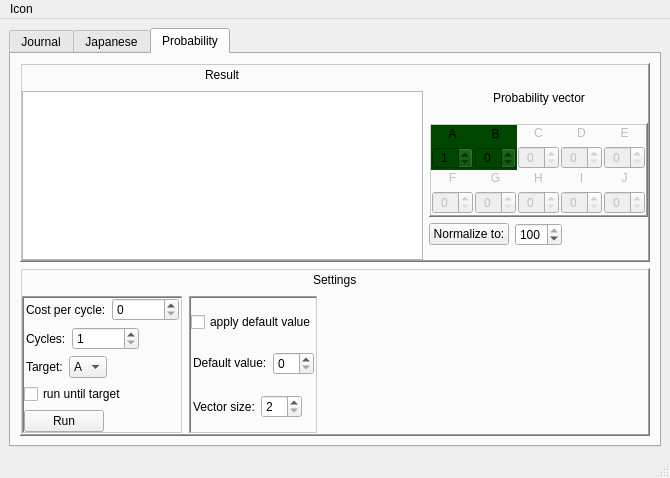
Old version of the form Mainwindow.ui in the repository mikewii/PSY.
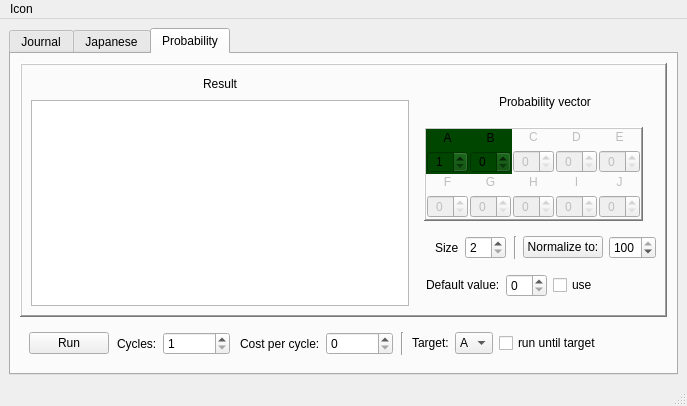
New version of the form.

```diff
--- a/Mainwindow.ui
+++ b/Mainwindow.ui
@@ -9,15 +9,15 @@
    <rect>
     <x>0</x>
     <y>0</y>
-    <width>670</width>
-    <height>478</height>
+    <width>687</width>
+    <height>406</height>
    </rect>
   </property>
   <property name="windowTitle">
    <string>MainWindow</string>
   </property>
   <widget class="QWidget" name="centralwidget">
-   <layout class="QVBoxLayout" name="verticalLayout_23">
+   <layout class="QVBoxLayout" name="verticalLayout_14">
     <item>
      <widget class="QTabWidget" name="tabWidget">
       <property name="currentIndex">
@@ -757,6 +757,13 @@
             <number>0</number>
            </property>
            <item>
+            <widget class="QWidget" name="widget" native="true">
+             <property name="sizePolicy">
+              <sizepolicy hsizetype="Preferred" vsizetype="Preferred">
+               <horstretch>0</horstretch>
+               <verstretch>0</verstretch>
+              </sizepolicy>
+             </property>
             <layout class="QVBoxLayout" name="verticalLayout_13">
              <item>
               <layout class="QHBoxLayout" name="horizontalLayout_10">
@@ -812,6 +819,7 @@
               </widget>
              </item>
             </layout>
+            </widget>
            </item>
            <item>
             <widget class="QWidget" name="widget" native="true">
@@ -1065,6 +1073,9 @@
                       <property name="alignment">
                        <set>Qt::AlignCenter</set>
                       </property>
+                      <property name="minimum">
+                       <number>0</number>
+                      </property>
                      </widget>
                     </item>
                    </layout>
@@ -1351,6 +1362,78 @@
                   <verstretch>0</verstretch>
                  </sizepolicy>
                 </property>
+                <layout class="QHBoxLayout" name="horizontalLayout_11">
+                 <item>
+                  <widget class="QWidget" name="widget" native="true">
+                   <property name="sizePolicy">
+                    <sizepolicy hsizetype="Fixed" vsizetype="Fixed">
+                     <horstretch>0</horstretch>
+                     <verstretch>0</verstretch>
+                    </sizepolicy>
+                   </property>
+                   <layout class="QHBoxLayout" name="layoutVectorSize">
+                    <property name="leftMargin">
+                     <number>2</number>
+                    </property>
+                    <property name="topMargin">
+                     <number>0</number>
+                    </property>
+                    <property name="rightMargin">
+                     <number>2</number>
+                    </property>
+                    <property name="bottomMargin">
+                     <number>0</number>
+                    </property>
+                    <item>
+                     <widget class="QLabel" name="label_9">
+                      <property name="sizePolicy">
+                       <sizepolicy hsizetype="Fixed" vsizetype="Preferred">
+                        <horstretch>0</horstretch>
+                        <verstretch>0</verstretch>
+                       </sizepolicy>
+                      </property>
+                      <property name="text">
+                       <string>Size</string>
+                      </property>
+                     </widget>
+                    </item>
+                    <item>
+                     <widget class="QSpinBox" name="vectorSize">
+                      <property name="sizePolicy">
+                       <sizepolicy hsizetype="Fixed" vsizetype="Fixed">
+                        <horstretch>0</horstretch>
+                        <verstretch>0</verstretch>
+                       </sizepolicy>
+                      </property>
+                      <property name="layoutDirection">
+                       <enum>Qt::LeftToRight</enum>
+                      </property>
+                      <property name="minimum">
+                       <number>2</number>
+                      </property>
+                      <property name="maximum">
+                       <number>10</number>
+                      </property>
+                     </widget>
+                    </item>
+                   </layout>
+                  </widget>
+                 </item>
+                 <item>
+                  <widget class="Line" name="line">
+                   <property name="orientation">
+                    <enum>Qt::Vertical</enum>
+                   </property>
+                  </widget>
+                 </item>
+                 <item>
+                  <widget class="QWidget" name="widget" native="true">
+                   <property name="sizePolicy">
+                    <sizepolicy hsizetype="Fixed" vsizetype="Fixed">
+                     <horstretch>0</horstretch>
+                     <verstretch>0</verstretch>
+                    </sizepolicy>
+                   </property>
                 <layout class="QHBoxLayout" name="normalizeLayout">
                  <property name="leftMargin">
                   <number>0</number>
@@ -1402,127 +1485,75 @@
              </layout>
             </widget>
            </item>
-          </layout>
-         </widget>
-        </item>
         <item>
-         <widget class="QFrame" name="bottomFrame">
-          <property name="sizePolicy">
-           <sizepolicy hsizetype="Minimum" vsizetype="Preferred">
-            <horstretch>0</horstretch>
-            <verstretch>0</verstretch>
-           </sizepolicy>
-          </property>
-          <property name="frameShape">
-           <enum>QFrame::WinPanel</enum>
-          </property>
-          <property name="frameShadow">
-           <enum>QFrame::Raised</enum>
-          </property>
-          <layout class="QVBoxLayout" name="verticalLayout_24">
-           <property name="leftMargin">
-            <number>0</number>
-           </property>
-           <property name="topMargin">
-            <number>0</number>
-           </property>
-           <property name="rightMargin">
-            <number>0</number>
-           </property>
-           <property name="bottomMargin">
-            <number>0</number>
-           </property>
-           <item>
-            <layout class="QHBoxLayout" name="settingsLayout_2">
-             <item>
-              <spacer name="horizontalSpacer_6">
-               <property name="orientation">
-                <enum>Qt::Horizontal</enum>
-               </property>
-               <property name="sizeHint" stdset="0">
-                <size>
-                 <width>40</width>
-                 <height>20</height>
-                </size>
-               </property>
-              </spacer>
-             </item>
-             <item>
-              <widget class="QLabel" name="label_12">
-               <property name="text">
-                <string>Settings</string>
-               </property>
-              </widget>
-             </item>
-             <item>
-              <spacer name="horizontalSpacer_7">
-               <property name="orientation">
-                <enum>Qt::Horizontal</enum>
-               </property>
-               <property name="sizeHint" stdset="0">
-                <size>
-                 <width>40</width>
-                 <height>20</height>
-                </size>
-               </property>
-              </spacer>
-             </item>
-            </layout>
-           </item>
-           <item>
-            <widget class="QWidget" name="widget_11" native="true">
+               <widget class="QWidget" name="widget" native="true">
              <property name="sizePolicy">
               <sizepolicy hsizetype="Fixed" vsizetype="Fixed">
                <horstretch>0</horstretch>
                <verstretch>0</verstretch>
               </sizepolicy>
              </property>
-             <layout class="QHBoxLayout" name="horizontalLayout_8">
-              <property name="leftMargin">
-               <number>0</number>
-              </property>
-              <property name="topMargin">
-               <number>0</number>
-              </property>
-              <property name="rightMargin">
-               <number>0</number>
-              </property>
-              <property name="bottomMargin">
-               <number>0</number>
-              </property>
-              <item>
-               <widget class="QFrame" name="frame">
-                <property name="sizePolicy">
-                 <sizepolicy hsizetype="Fixed" vsizetype="Preferred">
-                  <horstretch>0</horstretch>
-                  <verstretch>0</verstretch>
-                 </sizepolicy>
-                </property>
-                <property name="layoutDirection">
-                 <enum>Qt::LeftToRight</enum>
-                </property>
-                <property name="frameShape">
-                 <enum>QFrame::WinPanel</enum>
-                </property>
-                <property name="frameShadow">
-                 <enum>QFrame::Sunken</enum>
-                </property>
-                <layout class="QVBoxLayout" name="verticalLayout_22">
+                <layout class="QHBoxLayout" name="layoutDefaultValue">
                  <property name="sizeConstraint">
                   <enum>QLayout::SetDefaultConstraint</enum>
                  </property>
                  <property name="leftMargin">
-                  <number>0</number>
+                  <number>2</number>
                  </property>
                  <property name="topMargin">
                   <number>0</number>
                  </property>
                  <property name="rightMargin">
-                  <number>0</number>
+                  <number>2</number>
                  </property>
                  <property name="bottomMargin">
                   <number>0</number>
                  </property>
+                 <item>
+                  <widget class="QLabel" name="label_8">
+                   <property name="sizePolicy">
+                    <sizepolicy hsizetype="Fixed" vsizetype="Fixed">
+                     <horstretch>0</horstretch>
+                     <verstretch>0</verstretch>
+                    </sizepolicy>
+                   </property>
+                   <property name="text">
+                    <string>Default value:</string>
+                   </property>
+                  </widget>
+                 </item>
+                 <item>
+                  <widget class="QSpinBox" name="defaultValue">
+                   <property name="sizePolicy">
+                    <sizepolicy hsizetype="Fixed" vsizetype="Fixed">
+                     <horstretch>0</horstretch>
+                     <verstretch>0</verstretch>
+                    </sizepolicy>
+                   </property>
+                  </widget>
+                 </item>
+                 <item>
+                  <widget class="QCheckBox" name="checkApplyDefault">
+                   <property name="sizePolicy">
+                    <sizepolicy hsizetype="Fixed" vsizetype="Fixed">
+                     <horstretch>0</horstretch>
+                     <verstretch>0</verstretch>
+                    </sizepolicy>
+                   </property>
+                   <property name="text">
+                    <string>use</string>
+                   </property>
+                  </widget>
+                 </item>
+                </layout>
+               </widget>
+              </item>
+             </layout>
+            </widget>
+           </item>
+          </layout>
+         </widget>
+        </item>
                  <item>
                   <widget class="QWidget" name="widget" native="true">
                    <property name="sizePolicy">
@@ -1531,40 +1562,18 @@
                      <verstretch>0</verstretch>
                     </sizepolicy>
                    </property>
-                   <layout class="QHBoxLayout" name="costLayout">
-                    <property name="leftMargin">
-                     <number>2</number>
-                    </property>
-                    <property name="topMargin">
-                     <number>0</number>
-                    </property>
-                    <property name="rightMargin">
-                     <number>2</number>
-                    </property>
-                    <property name="bottomMargin">
-                     <number>0</number>
-                    </property>
+          <layout class="QHBoxLayout" name="horizontalLayout_12">
                     <item>
-                     <widget class="QLabel" name="label_23">
+            <widget class="QPushButton" name="probabilityRun">
                       <property name="sizePolicy">
-                       <sizepolicy hsizetype="Fixed" vsizetype="Preferred">
+              <sizepolicy hsizetype="Fixed" vsizetype="Fixed">
                         <horstretch>0</horstretch>
                         <verstretch>0</verstretch>
                        </sizepolicy>
                       </property>
                       <property name="text">
-                       <string>Cost per cycle:</string>
-                      </property>
-                     </widget>
-                    </item>
-                    <item>
-                     <widget class="QSpinBox" name="cycleCost">
-                      <property name="maximum">
-                       <number>99999999</number>
-                      </property>
-                     </widget>
-                    </item>
-                   </layout>
+              <string>Run</string>
+             </property>
                   </widget>
                  </item>
                  <item>
@@ -1624,7 +1633,58 @@
                   </widget>
                  </item>
                  <item>
-                  <widget class="QWidget" name="" native="true">
+            <widget class="QWidget" name="widget" native="true">
+             <property name="sizePolicy">
+              <sizepolicy hsizetype="Fixed" vsizetype="Fixed">
+               <horstretch>0</horstretch>
+               <verstretch>0</verstretch>
+              </sizepolicy>
+             </property>
+             <layout class="QHBoxLayout" name="costLayout">
+              <property name="leftMargin">
+               <number>2</number>
+              </property>
+              <property name="topMargin">
+               <number>0</number>
+              </property>
+              <property name="rightMargin">
+               <number>2</number>
+              </property>
+              <property name="bottomMargin">
+               <number>0</number>
+              </property>
+              <item>
+               <widget class="QLabel" name="label_23">
+                <property name="sizePolicy">
+                 <sizepolicy hsizetype="Fixed" vsizetype="Preferred">
+                  <horstretch>0</horstretch>
+                  <verstretch>0</verstretch>
+                 </sizepolicy>
+                </property>
+                <property name="text">
+                 <string>Cost per cycle:</string>
+                </property>
+               </widget>
+              </item>
+              <item>
+               <widget class="QSpinBox" name="cycleCost">
+                <property name="maximum">
+                 <number>99999999</number>
+                </property>
+               </widget>
+              </item>
+             </layout>
+            </widget>
+           </item>
+           <item>
+            <widget class="Line" name="line_2">
+             <property name="orientation">
+              <enum>Qt::Vertical</enum>
+             </property>
+            </widget>
+           </item>
+           <item>
+            <widget class="QWidget" name="widget" native="true">
                    <property name="sizePolicy">
                     <sizepolicy hsizetype="Fixed" vsizetype="Fixed">
                      <horstretch>0</horstretch>
@@ -1677,9 +1737,6 @@
                       </item>
                      </widget>
                     </item>
-                   </layout>
-                  </widget>
-                 </item>
                  <item>
                   <widget class="QCheckBox" name="checkUntilTarget">
                    <property name="sizePolicy">
@@ -1693,171 +1750,6 @@
                    </property>
                   </widget>
                  </item>
-                 <item>
-                  <widget class="QPushButton" name="probabilityRun">
-                   <property name="sizePolicy">
-                    <sizepolicy hsizetype="Fixed" vsizetype="Fixed">
-                     <horstretch>0</horstretch>
-                     <verstretch>0</verstretch>
-                    </sizepolicy>
-                   </property>
-                   <property name="text">
-                    <string>Run</string>
-                   </property>
-                  </widget>
-                 </item>
-                </layout>
-               </widget>
-              </item>
-              <item>
-               <widget class="QFrame" name="frame">
-                <property name="sizePolicy">
-                 <sizepolicy hsizetype="Fixed" vsizetype="Preferred">
-                  <horstretch>0</horstretch>
-                  <verstretch>0</verstretch>
-                 </sizepolicy>
-                </property>
-                <property name="frameShape">
-                 <enum>QFrame::WinPanel</enum>
-                </property>
-                <property name="frameShadow">
-                 <enum>QFrame::Sunken</enum>
-                </property>
-                <layout class="QVBoxLayout" name="verticalLayout_14">
-                 <property name="leftMargin">
-                  <number>0</number>
-                 </property>
-                 <property name="topMargin">
-                  <number>0</number>
-                 </property>
-                 <property name="rightMargin">
-                  <number>0</number>
-                 </property>
-                 <property name="bottomMargin">
-                  <number>0</number>
-                 </property>
-                 <item>
-                  <widget class="QCheckBox" name="checkApplyDefault">
-                   <property name="sizePolicy">
-                    <sizepolicy hsizetype="Fixed" vsizetype="Fixed">
-                     <horstretch>0</horstretch>
-                     <verstretch>0</verstretch>
-                    </sizepolicy>
-                   </property>
-                   <property name="text">
-                    <string>apply default value</string>
-                   </property>
-                  </widget>
-                 </item>
-                 <item>
-                  <widget class="QWidget" name="widget" native="true">
-                   <property name="sizePolicy">
-                    <sizepolicy hsizetype="Fixed" vsizetype="Fixed">
-                     <horstretch>0</horstretch>
-                     <verstretch>0</verstretch>
-                    </sizepolicy>
-                   </property>
-                   <layout class="QHBoxLayout" name="layoutDefaultValue">
-                    <property name="sizeConstraint">
-                     <enum>QLayout::SetDefaultConstraint</enum>
-                    </property>
-                    <property name="leftMargin">
-                     <number>2</number>
-                    </property>
-                    <property name="topMargin">
-                     <number>0</number>
-                    </property>
-                    <property name="rightMargin">
-                     <number>2</number>
-                    </property>
-                    <property name="bottomMargin">
-                     <number>0</number>
-                    </property>
-                    <item>
-                     <widget class="QLabel" name="label_8">
-                      <property name="sizePolicy">
-                       <sizepolicy hsizetype="Fixed" vsizetype="Fixed">
-                        <horstretch>0</horstretch>
-                        <verstretch>0</verstretch>
-                       </sizepolicy>
-                      </property>
-                      <property name="text">
-                       <string>Default value:</string>
-                      </property>
-                     </widget>
-                    </item>
-                    <item>
-                     <widget class="QSpinBox" name="defaultValue">
-                      <property name="sizePolicy">
-                       <sizepolicy hsizetype="Fixed" vsizetype="Fixed">
-                        <horstretch>0</horstretch>
-                        <verstretch>0</verstretch>
-                       </sizepolicy>
-                      </property>
-                     </widget>
-                    </item>
-                   </layout>
-                  </widget>
-                 </item>
-                 <item>
-                  <widget class="QWidget" name="widget" native="true">
-                   <property name="sizePolicy">
-                    <sizepolicy hsizetype="Fixed" vsizetype="Fixed">
-                     <horstretch>0</horstretch>
-                     <verstretch>0</verstretch>
-                    </sizepolicy>
-                   </property>
-                   <layout class="QHBoxLayout" name="layoutVectorSize">
-                    <property name="leftMargin">
-                     <number>2</number>
-                    </property>
-                    <property name="topMargin">
-                     <number>0</number>
-                    </property>
-                    <property name="rightMargin">
-                     <number>2</number>
-                    </property>
-                    <property name="bottomMargin">
-                     <number>0</number>
-                    </property>
-                    <item>
-                     <widget class="QLabel" name="label_9">
-                      <property name="sizePolicy">
-                       <sizepolicy hsizetype="Fixed" vsizetype="Preferred">
-                        <horstretch>0</horstretch>
-                        <verstretch>0</verstretch>
-                       </sizepolicy>
-                      </property>
-                      <property name="text">
-                       <string>Vector size:</string>
-                      </property>
-                     </widget>
-                    </item>
-                    <item>
-                     <widget class="QSpinBox" name="vectorSize">
-                      <property name="sizePolicy">
-                       <sizepolicy hsizetype="Fixed" vsizetype="Fixed">
-                        <horstretch>0</horstretch>
-                        <verstretch>0</verstretch>
-                       </sizepolicy>
-                      </property>
-                      <property name="layoutDirection">
-                       <enum>Qt::LeftToRight</enum>
-                      </property>
-                      <property name="minimum">
-                       <number>2</number>
-                      </property>
-                      <property name="maximum">
-                       <number>10</number>
-                      </property>
-                     </widget>
-                    </item>
-                   </layout>
-                  </widget>
-                 </item>
-                </layout>
-               </widget>
-              </item>
              </layout>
             </widget>
            </item>
@@ -1875,7 +1767,7 @@
     <rect>
      <x>0</x>
      <y>0</y>
-     <width>670</width>
+     <width>687</width>
      <height>21</height>
     </rect>
    </property>
```
Lines whose indentation alone changed are shown as unchanged.
